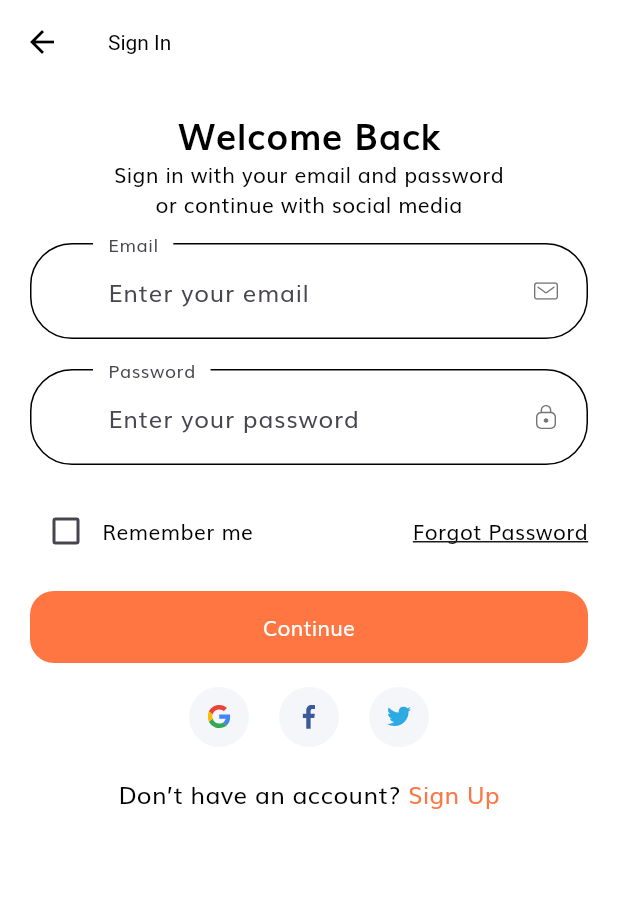
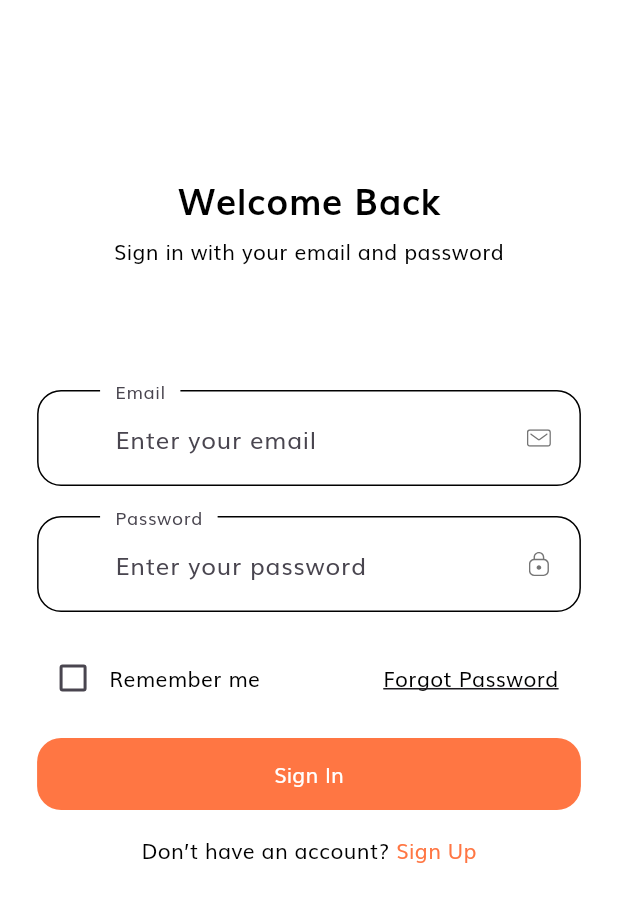
Before and after one commit to Abdhadi97/DriveGuard_FlutterMobileApplication, a Flutter app: the screen it shows after launch, after a tap on "Continue", on a phone screen of 412 x 824 dp. Shown: the top 902 px of the screen. Run offline on Flutter 3.47's test engine with Material 3 defaults, Android fonts, the phone set to English and light mode, and no system bars; our stand-ins replace cloud_firestore, firebase_auth, firebase_core, firebase_storage, flutter_svg, geolocator and 4 more; accounts and stored records are empty; network calls fail.

Commit message:
update UI sign in page

```diff
--- a/lib/components/no_account_text.dart
+++ b/lib/components/no_account_text.dart
@@ -15,13 +15,13 @@ class NoAccountText extends StatelessWidget {
       children: [
         const Text(
           "Don’t have an account? ",
-          style: TextStyle(fontSize: 16),
+          style: TextStyle(fontSize: 14),
         ),
         GestureDetector(
           onTap: () => Navigator.pushNamed(context, SignUpScreen.routeName),
           child: const Text(
             "Sign Up",
-            style: TextStyle(fontSize: 16, color: kPrimaryColor),
+            style: TextStyle(fontSize: 14, color: kPrimaryColor),
           ),
         ),
       ],
--- a/lib/screens/sign_in/components/sign_form.dart
+++ b/lib/screens/sign_in/components/sign_form.dart
@@ -67,8 +67,6 @@ class _SignFormState extends State<SignForm> {
             decoration: const InputDecoration(
               labelText: "Email",
               hintText: "Enter your email",
-              // If  you are using latest version of flutter then lable text and hint text shown like this
-              // if you r using flutter less then 1.20.* then maybe this is not working properly
               floatingLabelBehavior: FloatingLabelBehavior.always,
               suffixIcon: CustomSurffixIcon(svgIcon: "assets/icons/Mail.svg"),
             ),
@@ -98,14 +96,14 @@ class _SignFormState extends State<SignForm> {
             decoration: const InputDecoration(
               labelText: "Password",
               hintText: "Enter your password",
-              // If  you are using latest version of flutter then lable text and hint text shown like this
-              // if you r using flutter less then 1.20.* then maybe this is not working properly
               floatingLabelBehavior: FloatingLabelBehavior.always,
               suffixIcon: CustomSurffixIcon(svgIcon: "assets/icons/Lock.svg"),
             ),
           ),
           const SizedBox(height: 20),
-          Row(
+          Padding(
+            padding: const EdgeInsets.only(right: 15.0),
+            child: Row(
               children: [
                 Checkbox(
                   value: remember,
@@ -128,6 +126,7 @@ class _SignFormState extends State<SignForm> {
                 )
               ],
             ),
+          ),
           FormError(errors: errors),
           const SizedBox(height: 16),
           ElevatedButton(
@@ -139,7 +138,7 @@ class _SignFormState extends State<SignForm> {
                 Navigator.pushNamed(context, LoginSuccessScreen.routeName);
               }
             },
-            child: const Text("Continue"),
+            child: const Text("Sign In"),
           ),
         ],
       ),
--- a/lib/screens/sign_in/sign_in_screen.dart
+++ b/lib/screens/sign_in/sign_in_screen.dart
@@ -1,7 +1,6 @@
 import 'package:flutter/material.dart';
 
 import '../../components/no_account_text.dart';
-import '../../components/socal_card.dart';
 import 'components/sign_form.dart';
 
 class SignInScreen extends StatelessWidget {
@@ -10,19 +9,19 @@ class SignInScreen extends StatelessWidget {
   const SignInScreen({super.key});
   @override
   Widget build(BuildContext context) {
+    double screenWidth = MediaQuery.of(context).size.width;
+    double screenHeight = MediaQuery.of(context).size.height;
     return Scaffold(
-      appBar: AppBar(
-        title: const Text("Sign In"),
-      ),
       body: SafeArea(
         child: SizedBox(
           width: double.infinity,
           child: Padding(
-            padding: const EdgeInsets.symmetric(horizontal: 20),
+            padding: EdgeInsets.symmetric(
+                horizontal: screenWidth * 0.06, vertical: screenHeight * 0.1),
             child: SingleChildScrollView(
               child: Column(
                 children: [
-                  const SizedBox(height: 16),
+                  SizedBox(height: screenHeight * 0.04),
                   const Text(
                     "Welcome Back",
                     style: TextStyle(
@@ -31,32 +30,15 @@ class SignInScreen extends StatelessWidget {
                       fontWeight: FontWeight.bold,
                     ),
                   ),
+                  SizedBox(height: screenHeight * 0.01),
                   const Text(
-                    "Sign in with your email and password  \nor continue with social media",
+                    "Sign in with your email and password",
                     textAlign: TextAlign.center,
                   ),
-                  const SizedBox(height: 16),
-                  const SignForm(),
-                  const SizedBox(height: 16),
-                  Row(
-                    mainAxisAlignment: MainAxisAlignment.center,
-                    children: [
-                      SocalCard(
-                        icon: "assets/icons/google-icon.svg",
-                        press: () {},
-                      ),
-                      SocalCard(
-                        icon: "assets/icons/facebook-2.svg",
-                        press: () {},
-                      ),
-                      SocalCard(
-                        icon: "assets/icons/twitter.svg",
-                        press: () {},
-                      ),
-                    ],
-                  ),
-                  const SizedBox(height: 20),
-                  const NoAccountText(),
+                  SizedBox(height: screenHeight * 0.1),
+                  SignForm(),
+                  SizedBox(height: screenHeight * 0.02),
+                  NoAccountText(),
                 ],
               ),
             ),
--- a/lib/theme.dart
+++ b/lib/theme.dart
@@ -41,7 +41,7 @@ class AppTheme {
 }
 
 const OutlineInputBorder outlineInputBorder = OutlineInputBorder(
-  borderRadius: BorderRadius.all(Radius.circular(28)),
+  borderRadius: BorderRadius.all(Radius.circular(16)),
   borderSide: BorderSide(color: kTextColor),
   gapPadding: 10,
 );
```
Lines whose indentation alone changed are shown as unchanged.
